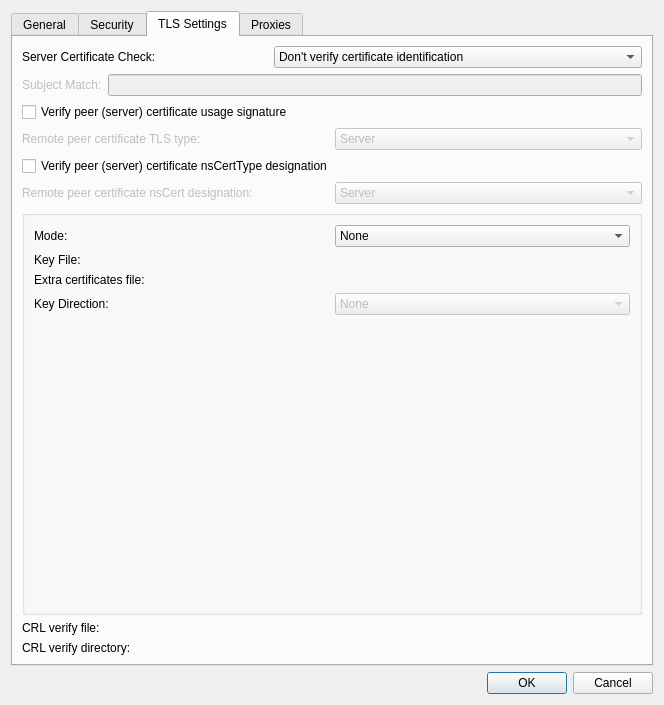
Qt form vpn/openvpn/openvpnadvanced.ui (KDE/plasma-nm) before a commit.
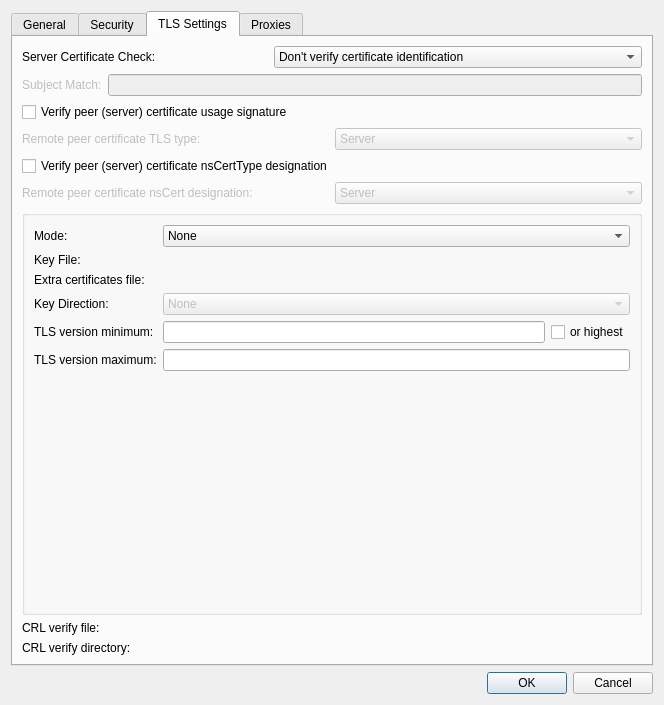
The same form after that commit. The open tabs and pages were chosen to show the change. Custom widgets are drawn as their Qt base class.

Commit message: openvpn: Implement TLS Versions

```diff
--- a/vpn/openvpn/openvpnadvanced.ui
+++ b/vpn/openvpn/openvpnadvanced.ui
@@ -1101,7 +1101,67 @@
             </item>
            </widget>
           </item>
+          <item row="4" column="0">
+           <widget class="QLabel" name="lblTlsVersionMin">
+            <property name="text">
+             <string>TLS version minimum:</string>
+            </property>
+            <property name="toolTip">
+             <string>Minimum TLS version (e.g. 1.2). Optional.</string>
+            </property>
+            <property name="buddy">
+             <cstring>leTlsVersionMin</cstring>
+            </property>
+           </widget>
+          </item>
           <item row="4" column="1">
+           <layout class="QHBoxLayout" name="horizontalLayout_tlsMin">
+            <item>
+             <widget class="QLineEdit" name="leTlsVersionMin">
+              <property name="toolTip">
+               <string>Minimum TLS version (e.g. 1.2). Leave empty for default.</string>
+              </property>
+              <property name="clearButtonEnabled">
+               <bool>true</bool>
+              </property>
+             </widget>
+            </item>
+            <item>
+             <widget class="QCheckBox" name="chkTlsVersionMinOrHighest">
+              <property name="text">
+               <string>or highest</string>
+              </property>
+              <property name="toolTip">
+               <string>Allow negotiating higher TLS version than the minimum.</string>
+              </property>
+             </widget>
+            </item>
+           </layout>
+          </item>
+          <item row="5" column="0">
+           <widget class="QLabel" name="lblTlsVersionMax">
+            <property name="text">
+             <string>TLS version maximum:</string>
+            </property>
+            <property name="toolTip">
+             <string>Maximum TLS version (e.g. 1.3). Optional.</string>
+            </property>
+            <property name="buddy">
+             <cstring>leTlsVersionMax</cstring>
+            </property>
+           </widget>
+          </item>
+          <item row="5" column="1">
+           <widget class="QLineEdit" name="leTlsVersionMax">
+            <property name="toolTip">
+             <string>Maximum TLS version (e.g. 1.3). Leave empty for default.</string>
+            </property>
+            <property name="clearButtonEnabled">
+             <bool>true</bool>
+            </property>
+           </widget>
+          </item>
+          <item row="6" column="1">
            <spacer name="verticalSpacer">
             <property name="orientation">
              <enum>Qt::Orientation::Vertical</enum>
@@ -1109,7 +1169,7 @@
             <property name="sizeHint" stdset="0">
              <size>
               <width>20</width>
-              <height>137</height>
+              <height>100</height>
              </size>
             </property>
            </spacer>
```
Left out of the diff: 3 changed lines with no effect on the pictures. The commit also changes 1 other file.
